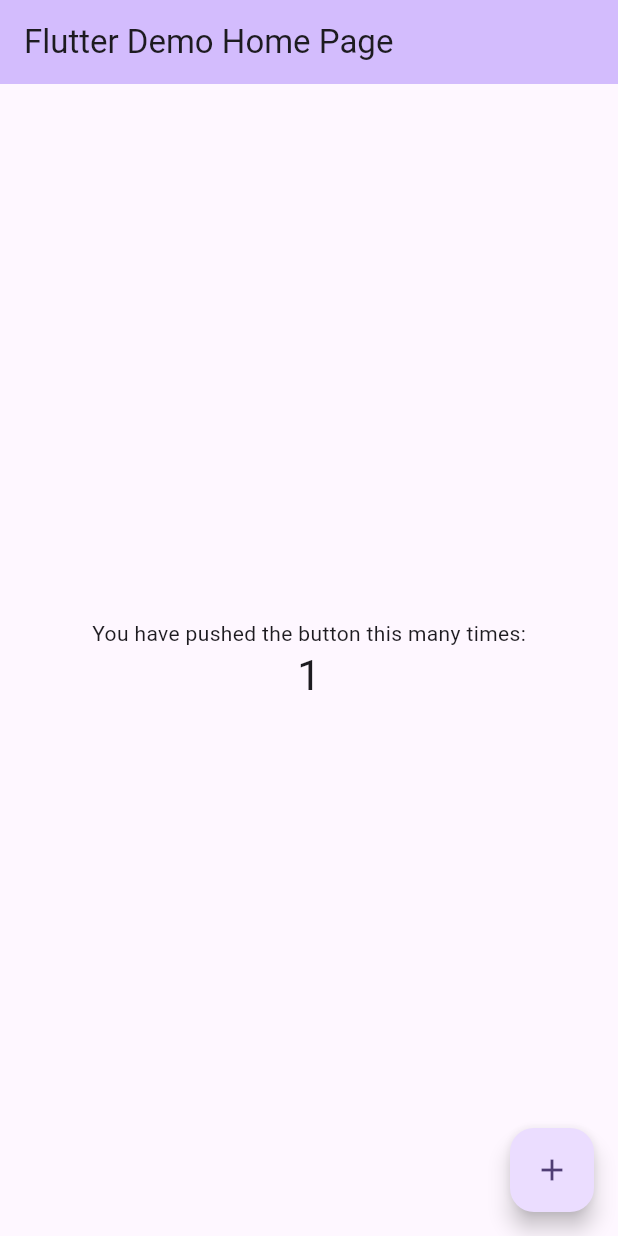
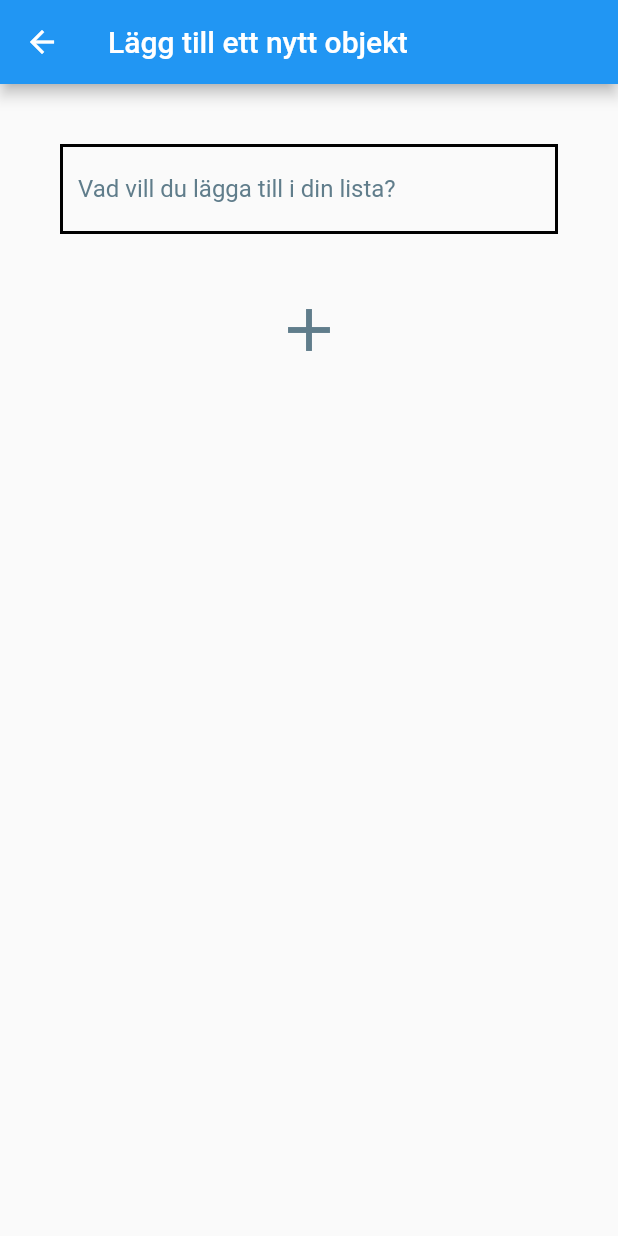
Before and after one commit to gu-tig333-ht23/guskraau, a Flutter app: the screen it shows after launch, after a tap on the "add" icon, on a phone screen of 412 x 824 dp. Run offline on Flutter 3.47's test engine with Material 2 defaults, Android fonts, the phone set to English and light mode, and no system bars.

Commit message:
Vecka 1 – start med UI

```diff
--- a/lib/main.dart
+++ b/lib/main.dart
@@ -1,125 +1,149 @@
 import 'package:flutter/material.dart';
 
 void main() {
-  runApp(const MyApp());
+  runApp(const TheApp());
 }
 
-class MyApp extends StatelessWidget {
-  const MyApp({super.key});
+class TheApp extends StatelessWidget {
+  const TheApp({super.key});
 
-  // This widget is the root of your application.
   @override
   Widget build(BuildContext context) {
     return MaterialApp(
-      title: 'Flutter Demo',
-      theme: ThemeData(
-        // This is the theme of your application.
-        //
-        // TRY THIS: Try running your application with "flutter run". You'll see
-        // the application has a blue toolbar. Then, without quitting the app,
-        // try changing the seedColor in the colorScheme below to Colors.green
-        // and then invoke "hot reload" (save your changes or press the "hot
-        // reload" button in a Flutter-supported IDE, or press "r" if you used
-        // the command line to start the app).
-        //
-        // Notice that the counter didn't reset back to zero; the application
-        // state is not lost during the reload. To reset the state, use hot
-        // restart instead.
-        //
-        // This works for code too, not just values: Most code changes can be
-        // tested with just a hot reload.
-        colorScheme: ColorScheme.fromSeed(seedColor: Colors.deepPurple),
-        useMaterial3: true,
-      ),
-      home: const MyHomePage(title: 'Flutter Demo Home Page'),
+      theme: ThemeData(),
+      home: const TheHomePage(),
     );
   }
 }
 
-class MyHomePage extends StatefulWidget {
-  const MyHomePage({super.key, required this.title});
+class Todo {
+  final String chore;
 
-  // This widget is the home page of your application. It is stateful, meaning
-  // that it has a State object (defined below) that contains fields that affect
-  // how it looks.
-
-  // This class is the configuration for the state. It holds the values (in this
-  // case the title) provided by the parent (in this case the App widget) and
-  // used by the build method of the State. Fields in a Widget subclass are
-  // always marked "final".
-
-  final String title;
-
-  @override
-  State<MyHomePage> createState() => _MyHomePageState();
+  Todo(this.chore);
 }
 
-class _MyHomePageState extends State<MyHomePage> {
-  int _counter = 0;
-
-  void _incrementCounter() {
-    setState(() {
-      // This call to setState tells the Flutter framework that something has
-      // changed in this State, which causes it to rerun the build method below
-      // so that the display can reflect the updated values. If we changed
-      // _counter without calling setState(), then the build method would not be
-      // called again, and so nothing would appear to happen.
-      _counter++;
-    });
-  }
+class TheHomePage extends StatelessWidget {
+  const TheHomePage({super.key});
 
   @override
   Widget build(BuildContext context) {
-    // This method is rerun every time setState is called, for instance as done
-    // by the _incrementCounter method above.
-    //
-    // The Flutter framework has been optimized to make rerunning build methods
-    // fast, so that you can just rebuild anything that needs updating rather
-    // than having to individually change instances of widgets.
+    List<Todo> todos = [
+      Todo('Städa'),
+      Todo('Laga mat'),
+      Todo('Träna'),
+      Todo('Plugga'),
+      Todo('Sova'),
+      Todo('Diska'),
+      Todo('Duscha'),
+      Todo('Läsa'),
+      Todo('Se film')
+    ];
     return Scaffold(
       appBar: AppBar(
-        // TRY THIS: Try changing the color here to a specific color (to
-        // Colors.amber, perhaps?) and trigger a hot reload to see the AppBar
-        // change color while the other colors stay the same.
-        backgroundColor: Theme.of(context).colorScheme.inversePrimary,
-        // Here we take the value from the MyHomePage object that was created by
-        // the App.build method, and use it to set our appbar title.
-        title: Text(widget.title),
+        title: const Text('Att göra'),
+        backgroundColor: Colors.teal,
+        actions: [
+          IconButton(
+            icon: Icon(Icons.add),
+            onPressed: () {
+              Navigator.push(
+                context,
+                MaterialPageRoute(builder: (context) => AddTodoView()),
+              );
+            },
+          ),
+        ],
       ),
-      body: Center(
-        // Center is a layout widget. It takes a single child and positions it
-        // in the middle of the parent.
+      body: ListView(
+        children: todos.map((todo) => _item(context, todo.chore)).toList(),
+      ),
+    );
+  }
+
+  Widget _item(BuildContext context, String chore) {
+    return Row(
+      mainAxisAlignment: MainAxisAlignment.start,
+      crossAxisAlignment: CrossAxisAlignment.center,
+      children: [
+        Padding(
+          padding: const EdgeInsets.all(10),
+          child: Container(
+            width: 30,
+            height: 30,
+            decoration: BoxDecoration(
+              shape: BoxShape.rectangle,
+              border: Border.all(width: 2),
+            ),
+          ),
+        ),
+        Expanded(
+          child: Column(
+            mainAxisAlignment: MainAxisAlignment.center,
+            crossAxisAlignment: CrossAxisAlignment.start,
+            mainAxisSize: MainAxisSize.min,
+            children: [
+              Text(
+                chore,
+                style: TextStyle(fontSize: 22),
+              ),
+            ],
+          ),
+        ),
+        const Padding(
+          padding: EdgeInsets.only(right: 10),
+          child: Icon(
+            Icons.close,
+            size: 30,
+          ),
+        ),
+      ],
+    );
+  }
+}
+
+class AddTodoView extends StatelessWidget {
+  const AddTodoView({super.key});
+
+  @override
+  Widget build(BuildContext context) {
+    return Scaffold(
+      appBar: AppBar(
+        title: Text('Lägg till ett nytt objekt'),
+      ),
+      body: Align(
+        alignment: Alignment.topCenter,
         child: Column(
-          // Column is also a layout widget. It takes a list of children and
-          // arranges them vertically. By default, it sizes itself to fit its
-          // children horizontally, and tries to be as tall as its parent.
-          //
-          // Column has various properties to control how it sizes itself and
-          // how it positions its children. Here we use mainAxisAlignment to
-          // center the children vertically; the main axis here is the vertical
-          // axis because Columns are vertical (the cross axis would be
-          // horizontal).
-          //
-          // TRY THIS: Invoke "debug painting" (choose the "Toggle Debug Paint"
-          // action in the IDE, or press "p" in the console), to see the
-          // wireframe for each widget.
-          mainAxisAlignment: MainAxisAlignment.center,
-          children: <Widget>[
-            const Text(
-              'You have pushed the button this many times:',
+          mainAxisSize: MainAxisSize.min,
+          children: [
+            Padding(
+              padding: const EdgeInsets.all(40),
+              child: Container(
+                width: 350,
+                height: 60,
+                decoration: BoxDecoration(
+                  shape: BoxShape.rectangle,
+                  border: Border.all(width: 2),
+                ),
+                child: const Align(
+                  alignment: Alignment.centerLeft,
+                  child: Padding(
+                    padding: EdgeInsets.only(left: 10),
+                    child: Text(
+                      'Vad vill du lägga till i din lista?',
+                      style: TextStyle(fontSize: 16.0, color: Colors.blueGrey),
+                    ),
+                  ),
+                ),
+              ),
             ),
-            Text(
-              '$_counter',
-              style: Theme.of(context).textTheme.headlineMedium,
+            const Icon(
+              Icons.add,
+              size: 48,
+              color: Colors.blueGrey,
             ),
           ],
         ),
       ),
-      floatingActionButton: FloatingActionButton(
-        onPressed: _incrementCounter,
-        tooltip: 'Increment',
-        child: const Icon(Icons.add),
-      ), // This trailing comma makes auto-formatting nicer for build methods.
     );
   }
 }
```
Also changed, not shown: pubspec.lock, 2 other files.
